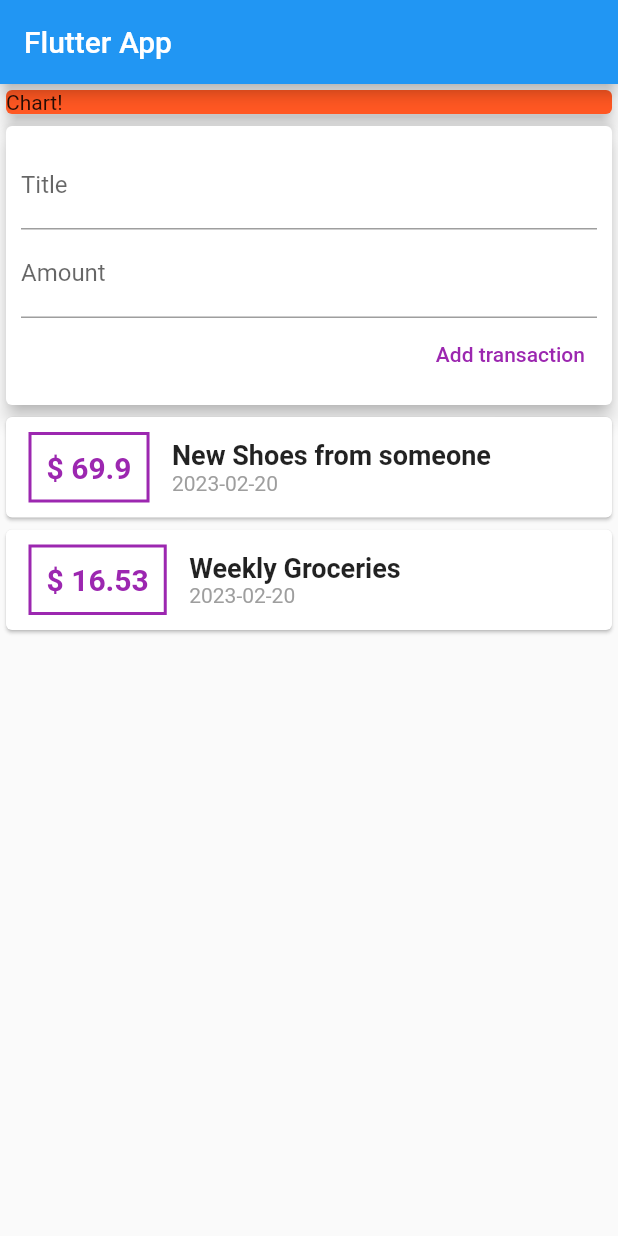
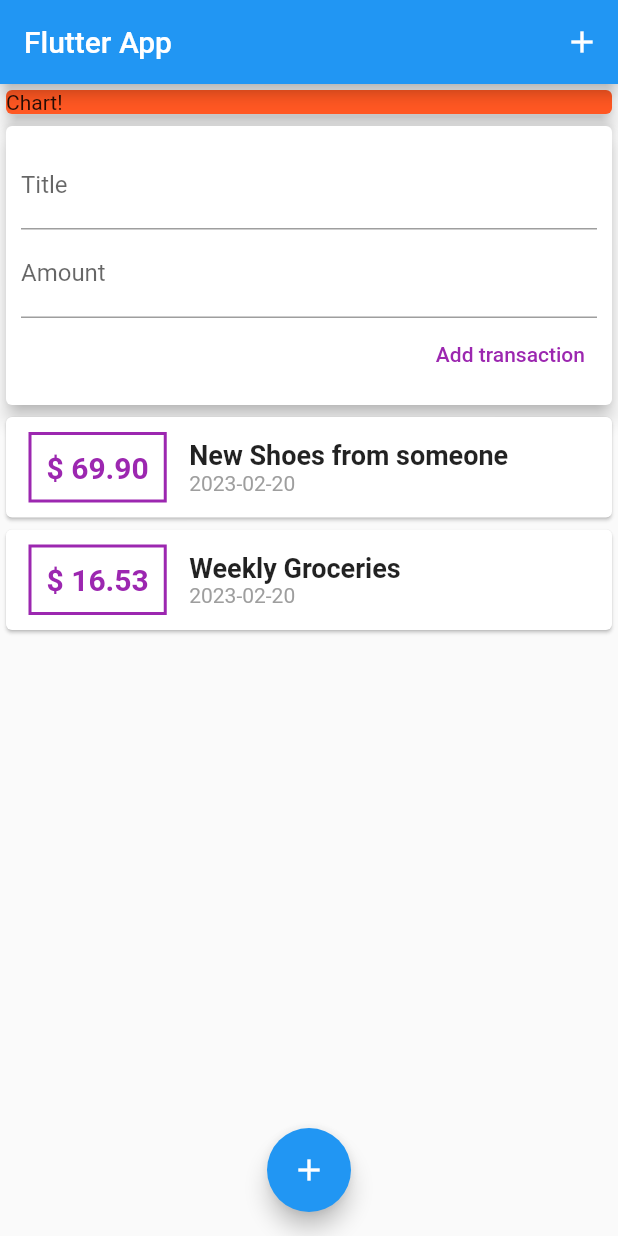
Before and after one commit to elvn5/transaction_app, a Flutter app: the screen it shows after launch, after a tap on "Add transaction", on a phone screen of 412 x 824 dp. Run offline on Flutter 3.47's test engine with Material 2 defaults, Android fonts, the phone set to English and light mode, and no system bars.

Commit message:
aded optimization to list

```diff
--- a/lib/main.dart
+++ b/lib/main.dart
@@ -20,8 +20,20 @@ class MyHomePage extends StatelessWidget {
   @override
   Widget build(BuildContext context) {
     return Scaffold(
+      floatingActionButtonLocation: FloatingActionButtonLocation.centerFloat,
+      floatingActionButton: FloatingActionButton(
+        child: Icon(Icons.add),
+      ),
       appBar: AppBar(
         title: const Text('Flutter App'),
+        actions: [
+          IconButton(
+              onPressed: null,
+              icon: Icon(
+                Icons.add,
+                color: Colors.white,
+              ))
+        ],
       ),
       body: SingleChildScrollView(
         child: Column(
--- a/lib/widgets/new_transaction.dart
+++ b/lib/widgets/new_transaction.dart
@@ -7,6 +7,17 @@ class NewTransaction extends StatelessWidget {
   final Function addTx;
 
   NewTransaction(this.addTx);
+
+  void submitData() {
+    final enteredTitle = titleController.text;
+    final enteredAmount = double.parse(amountController.text);
+
+    if (enteredTitle.isEmpty || enteredAmount <= 0) {
+      return;
+    }
+
+    addTx(title: enteredTitle, amount: enteredAmount);
+  }
 
   @override
   Widget build(BuildContext context) {
@@ -29,14 +40,12 @@ class NewTransaction extends StatelessWidget {
                 labelText: "Amount",
               ),
               controller: amountController,
+              keyboardType: TextInputType.number,
+              onSubmitted: (_) => submitData(),
               // onChanged: (val) => amountInput = val,
             ),
             TextButton(
-                onPressed: () {
-                  addTx(
-                      title: titleController.text,
-                      amount: double.parse(amountController.text));
-                },
+                onPressed: submitData,
                 child: Text(
                   "Add transaction",
                   style: TextStyle(color: Colors.purple),
--- a/lib/widgets/transaction_list.dart
+++ b/lib/widgets/transaction_list.dart
@@ -10,8 +10,10 @@ class TransactionList extends StatelessWidget {
 
   @override
   Widget build(BuildContext context) {
-    return Column(
-      children: transactions.map((transaction) {
+    return Container(
+      height: 300,
+      child: ListView.builder(
+        itemBuilder: (ctx, index) {
           return Card(
             child: Row(
               children: [
@@ -26,7 +28,7 @@ class TransactionList extends StatelessWidget {
                   ),
                   padding: EdgeInsets.all(10),
                   child: Text(
-                  "\$ ${transaction.amount}",
+                    "\$ ${transactions[index].amount.toStringAsFixed(2)}",
                     style: TextStyle(
                         fontWeight: FontWeight.bold,
                         fontSize: 20,
@@ -37,11 +39,12 @@ class TransactionList extends StatelessWidget {
                   crossAxisAlignment: CrossAxisAlignment.start,
                   children: [
                     Text(
-                    transaction.title,
-                    style: TextStyle(fontSize: 18, fontWeight: FontWeight.bold),
+                      transactions[index].title,
+                      style:
+                          TextStyle(fontSize: 18, fontWeight: FontWeight.bold),
                     ),
                     Text(
-                    DateFormat("yyyy-MM-dd").format(transaction.date),
+                      DateFormat("yyyy-MM-dd").format(transactions[index].date),
                       style: TextStyle(color: Colors.grey),
                     ),
                   ],
@@ -49,7 +52,9 @@ class TransactionList extends StatelessWidget {
               ],
             ),
           );
-      }).toList(),
+        },
+        itemCount: transactions.length,
+      ),
     );
   }
 }
```
Lines whose indentation alone changed are shown as unchanged.
